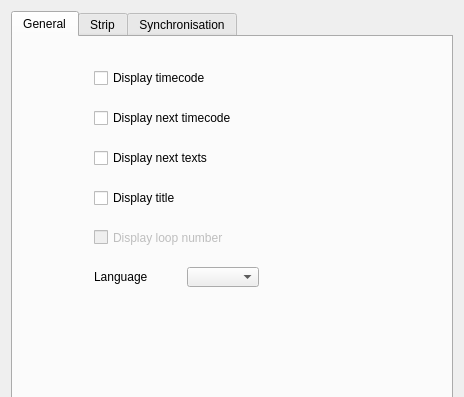
Old version of the form app/Joker/PreferencesDialog.ui in the repository JokerSync/Joker; both pictures show x 0 to 464 and y 0 to 397 of the 464 by 631 pixel window.
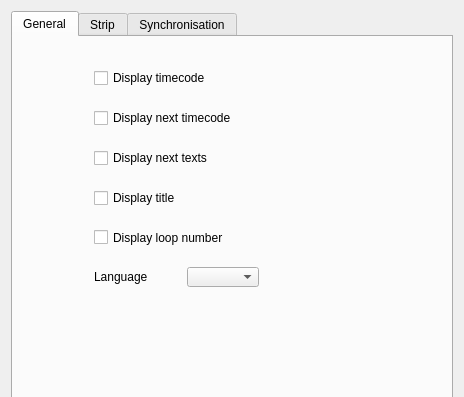
New version of the form. The open tabs and pages were chosen to show the change. Custom widgets are drawn as their Qt base class.

Diff of the .ui file:
```diff
--- a/app/Joker/PreferencesDialog.ui
+++ b/app/Joker/PreferencesDialog.ui
@@ -86,7 +86,7 @@
          <item row="4" column="0" colspan="2">
           <widget class="QCheckBox" name="cBoxDisplayLoop">
            <property name="enabled">
-            <bool>false</bool>
+            <bool>true</bool>
            </property>
            <property name="text">
             <string>Display loop number</string>
```
Left out of the diff: 2 changed lines with no effect on the pictures.
